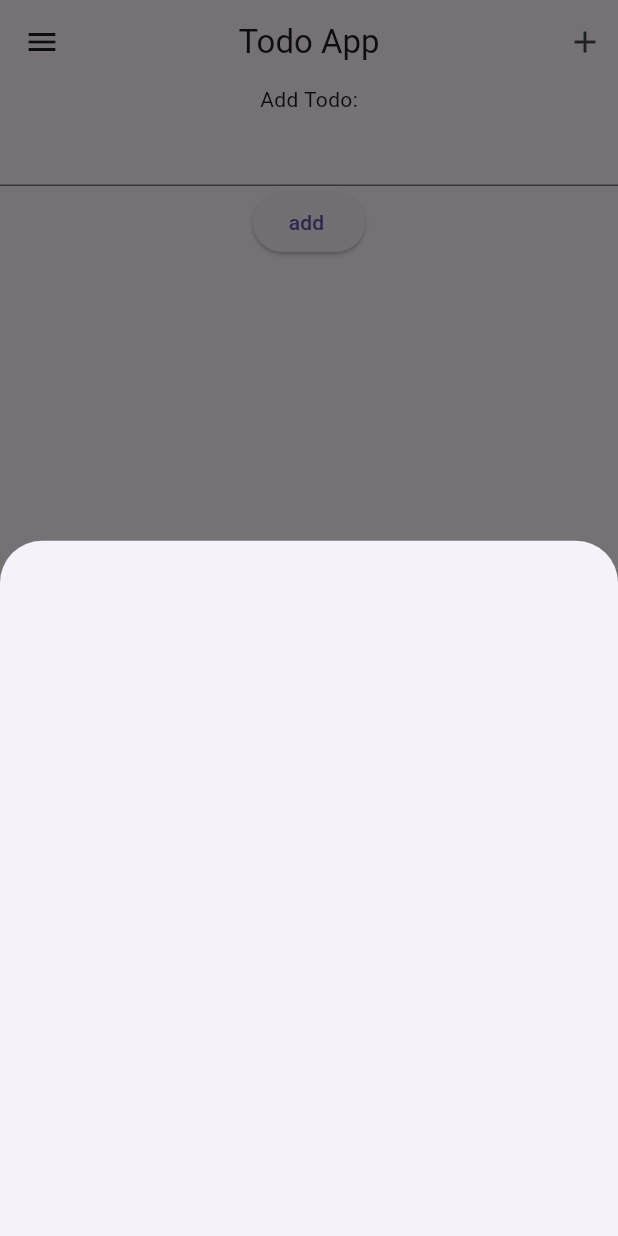
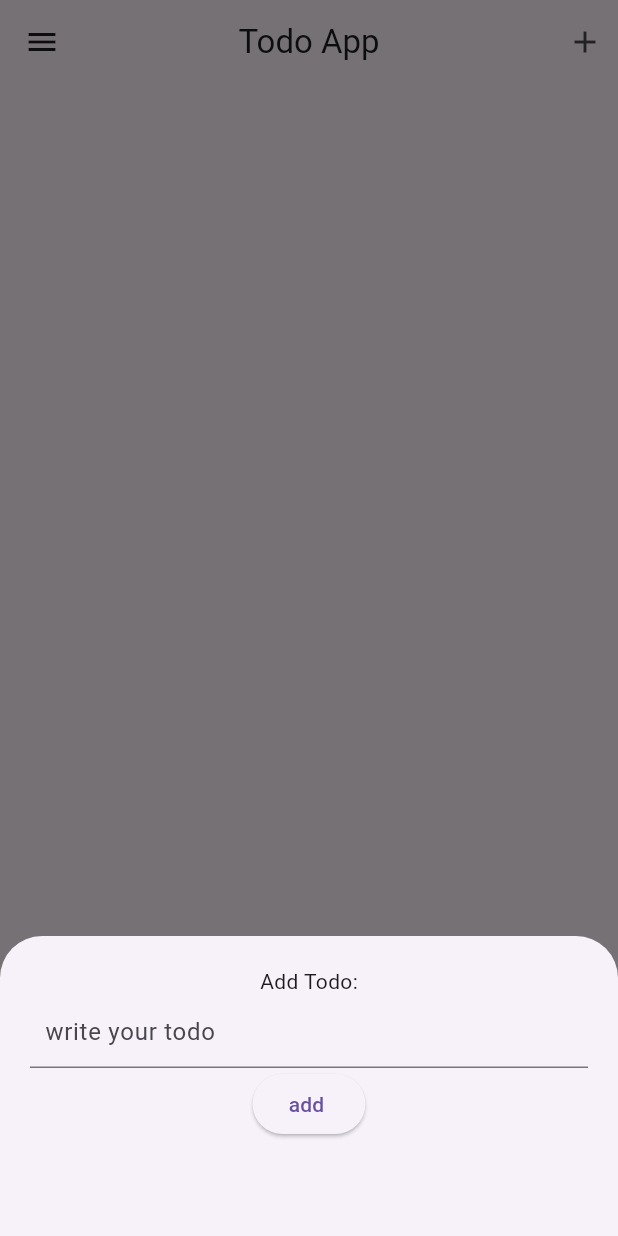
Before and after one commit to MossesAryo/Flutter_ToDo_app, a Flutter app: the screen it shows after launch, after a tap on the "add" icon, on a phone screen of 412 x 824 dp. Run offline on Flutter 3.47's test engine with Material 3 defaults, Android fonts, the phone set to English and light mode, and no system bars.

```diff
--- a/lib/addtodo.dart
+++ b/lib/addtodo.dart
@@ -7,15 +7,28 @@ class AddTodo extends StatefulWidget {
   State<AddTodo> createState() => _AddTodoState();
 }
 
+TextEditingController todotext = TextEditingController();
+
 class _AddTodoState extends State<AddTodo> {
   @override
   Widget build(BuildContext context) {
     return Column(
       children: [
         Text("Add Todo:"),
-        TextField(),
-        ElevatedButton(onPressed: (){}, child: Text('add '))
-        ],
+        TextField(
+          controller: todotext,
+          decoration: InputDecoration(
+            contentPadding: EdgeInsets.all(10),
+            hintText: "write your todo",
+          ),
+        ),
+        ElevatedButton(
+            onPressed: () {
+              print(todotext.text);
+              todotext.text = "";
+            },
+            child: Text('add '))
+      ],
     );
   }
 }
--- a/lib/mainScreen.dart
+++ b/lib/mainScreen.dart
@@ -24,14 +24,17 @@ class _MainScreenState extends State<MainScreen> {
                     showModalBottomSheet(
                         context: context,
                         builder: (context) {
-                        return Container();
+                          return Container(
+                            padding: EdgeInsets.all(20),
+                            height: 200,
+                            child: AddTodo(),
+                          );
                         });
                   },
                   child: Icon(Icons.add)),
             )
           ],
         ),
-      body: AddTodo(),
-    );
+        body: Container());
   }
 }
```
Lines whose indentation alone changed are shown as unchanged.
